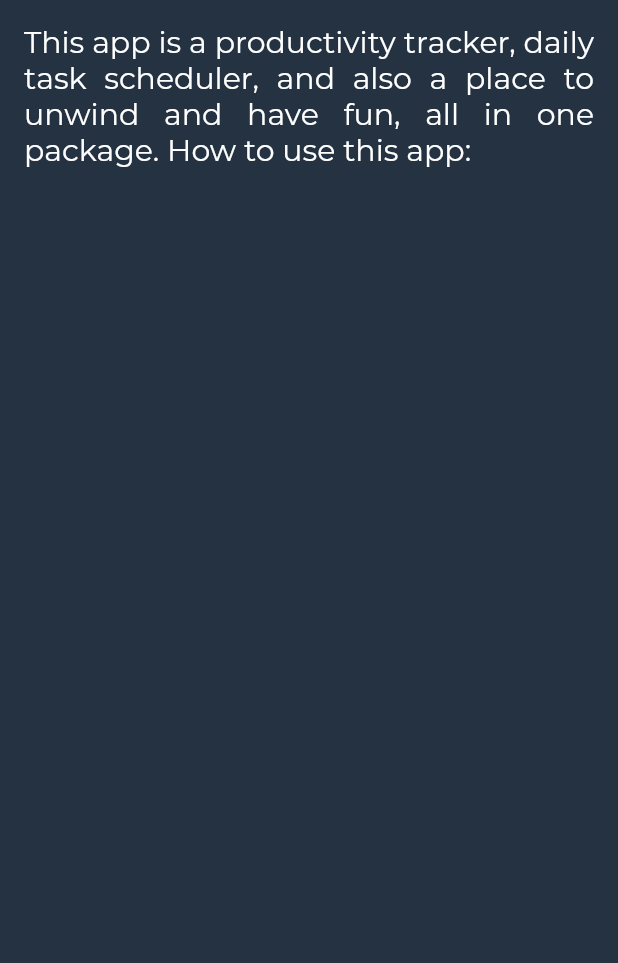
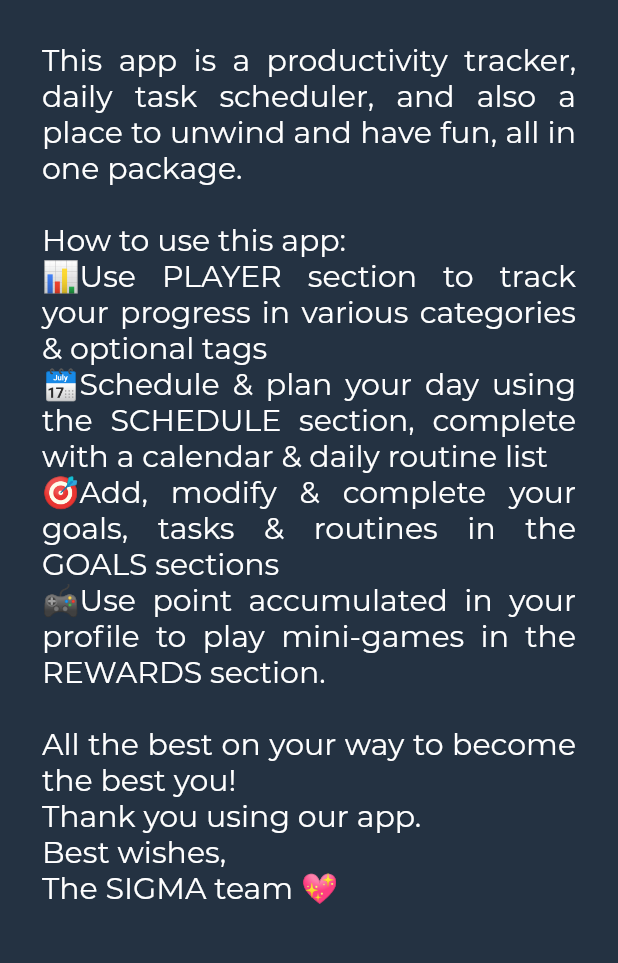
Before and after one commit to AxyleneOmega/sigma-app, a Flutter app: the AboutPage screen opened directly, on a phone screen of 412 x 824 dp, the part 144-1107 px from its top. Run offline on Flutter 3.47's test engine with Material 2 defaults, Android fonts, the phone set to English and light mode, and no system bars; project files that could hold a hidden picture were left out.

Commit message:
Updated About Page, Fixed Smiley :) in Rewards

```diff
--- a/sigma_v1/lib/pages/about_page.dart
+++ b/sigma_v1/lib/pages/about_page.dart
@@ -5,6 +5,7 @@ class AboutPage extends StatelessWidget {
   const AboutPage({Key? key}) : super(key: key);
   @override
   Widget build(BuildContext context) => Container(
+        width: MediaQuery.of(context).size.width,
         decoration: const BoxDecoration(
             gradient: LinearGradient(
                 begin: Alignment.centerLeft,
@@ -31,21 +32,41 @@ class AboutPage extends StatelessWidget {
                 child: Column(
                   mainAxisAlignment: MainAxisAlignment.start,
                   crossAxisAlignment: CrossAxisAlignment.center,
-                  children: [
-                    const Padding(
+                  children: const [
+                    Padding(
                       padding: EdgeInsets.all(8.0),
                       child: Text("Welcome to SIGMA",
                           textAlign: TextAlign.center,
                           style: TextStyle(
                             fontFamily: 'Montserrat',
                             fontSize: 20,
-                            color: Colors.white,
+                            color: Color(0xFFFFFFFF),
                             fontWeight: FontWeight.w900,
                           )),
                     ),
                     Padding(
-                      padding: const EdgeInsets.all(8.0),
-                      child: RichText(
+                      padding: EdgeInsets.all(20.0),
+                      child: Text(
+                        '''This app is a productivity tracker, daily task scheduler, and also a place to unwind and have fun, all in one package.
+
+How to use this app:
+📊Use PLAYER section to track your progress in various categories & optional tags
+🗓Schedule & plan your day using the SCHEDULE section, complete with a calendar & daily routine list
+🎯Add, modify & complete your goals, tasks & routines in the GOALS sections
+🎮Use point accumulated in your profile to play mini-games in the REWARDS section.
+
+All the best on your way to become the best you!
+Thank you using our app.
+Best wishes,
+The SIGMA team 💖''',
+                        style: TextStyle(
+                          fontStyle: FontStyle.normal,
+                          fontFamily: 'Montserrat',
+                          color: Colors.white,
+                          fontSize: 20,
+                        ),
+                        textAlign: TextAlign.justify,
+                      ), /*RichText(
                         textAlign: TextAlign.justify,
                         text: const TextSpan(
                           style: TextStyle(
@@ -65,10 +86,10 @@ class AboutPage extends StatelessWidget {
                                 text: 'to unwind and have fun, all in one '),
                             TextSpan(text: 'package. '),
                             TextSpan(text: ''),
-                            TextSpan(text: 'How to use this app: '),
+                            TextSpan(text: 'How to use this app:
                           ],
                         ),
-                      ),
+                      ),*/
                     ),
                   ],
                 ),
--- a/sigma_v1/lib/pages/rewards_page.dart
+++ b/sigma_v1/lib/pages/rewards_page.dart
@@ -66,8 +66,8 @@ class RewardsPage extends StatelessWidget {
               SliverFillRemaining(
                 hasScrollBody: false,
                 child: Container(
-                  margin: const EdgeInsets.fromLTRB(8, 8, 8, 20),
-                  height: MediaQuery.of(context).size.height * 0.1851,
+                  margin: const EdgeInsets.fromLTRB(8, 8, 8, 8),
+                  height: MediaQuery.of(context).size.height * 1.5 * 0.1851,
                   decoration: const BoxDecoration(
                       gradient: LinearGradient(
                     begin: Alignment.centerLeft,
@@ -79,7 +79,7 @@ class RewardsPage extends StatelessWidget {
                     ],
                   )),
                   child: const Padding(
-                    padding: EdgeInsets.all(8),
+                    padding: EdgeInsets.fromLTRB(8, 0, 8, 100),
                     child: Icon(
                       Icons.sentiment_very_satisfied,
                       size: 90,
@@ -152,7 +152,7 @@ class GameList extends StatelessWidget {
                         Text(gameCard.description,
                             style: const TextStyle(
                               fontFamily: 'Montserrat',
-                              fontSize: 10,
+                              fontSize: 15,
                             ),
                             softWrap: true,
                             overflow: TextOverflow.ellipsis),
```
